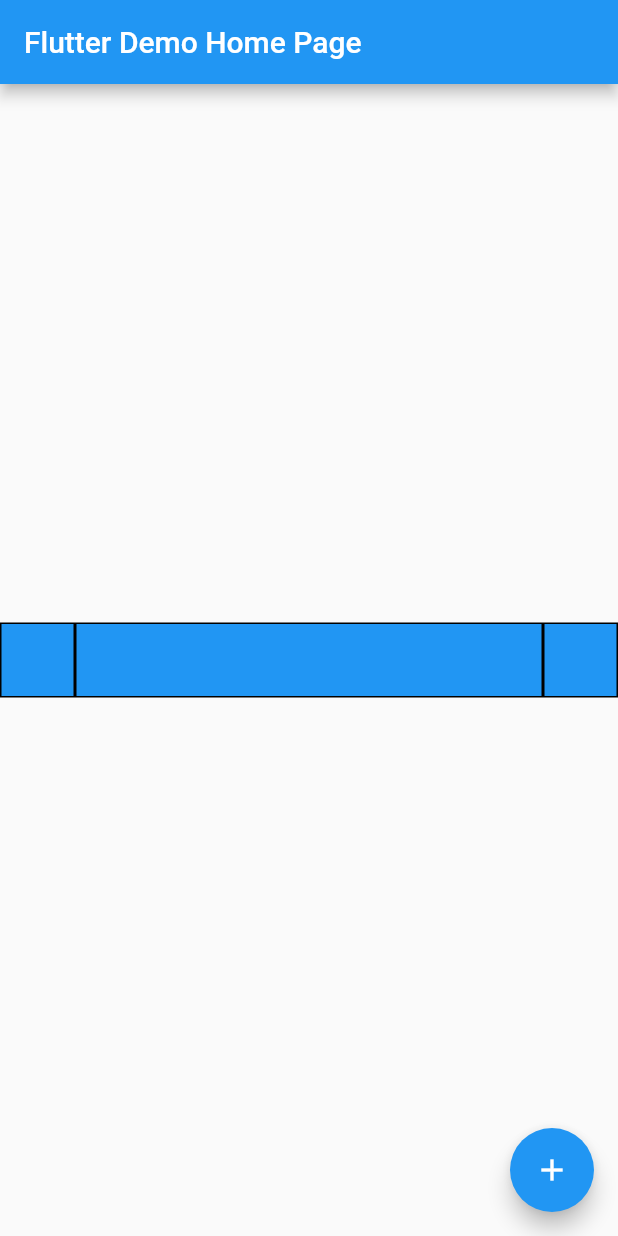
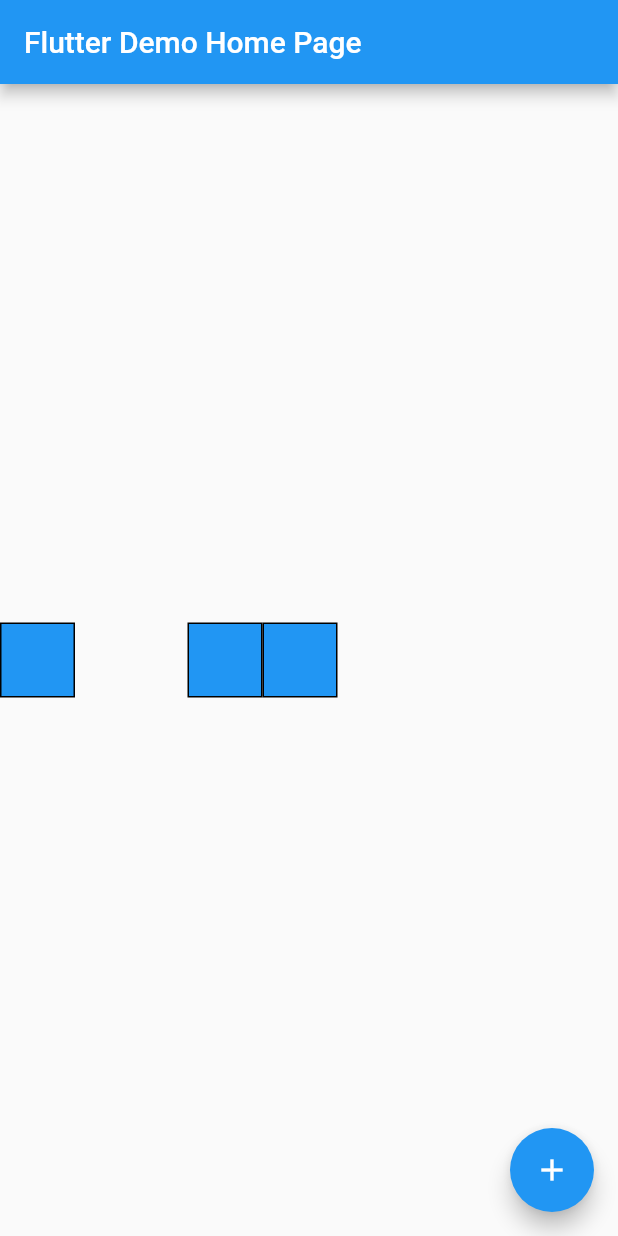
Before and after one commit to probepark/flutter-study, a Flutter app: the screen it shows after launch, on a phone screen of 412 x 824 dp. Run offline on Flutter 3.47's test engine with Material 2 defaults, Android fonts, the phone set to English and light mode, and no system bars.

Commit message:
SizedBox

```diff
--- a/basic/lib/main.dart
+++ b/basic/lib/main.dart
@@ -45,11 +45,14 @@ class _MyHomePageState extends State<MyHomePage> {
           mainAxisAlignment: MainAxisAlignment.center,
           children: <Widget>[
             Row(
-              mainAxisAlignment: MainAxisAlignment.spaceAround,
-              crossAxisAlignment: CrossAxisAlignment.start,
+              mainAxisSize: MainAxisSize.max,
+//              crossAxisAlignment: CrossAxisAlignment.start,
               children: <Widget>[
                 BlueBox(),
-                Expanded(child: BlueBox()),
+                SizedBox(width: 50),
+                SizedBox(width: 25),
+//                Expanded(child: BlueBox()),
+                BlueBox(),
                 BlueBox(),
 //                Flexible(fit: FlexFit.tight, flex: 2, child: BlueBox()),
 //                Flexible(fit: FlexFit.tight, flex: 1, child: BlueBox()),
```
